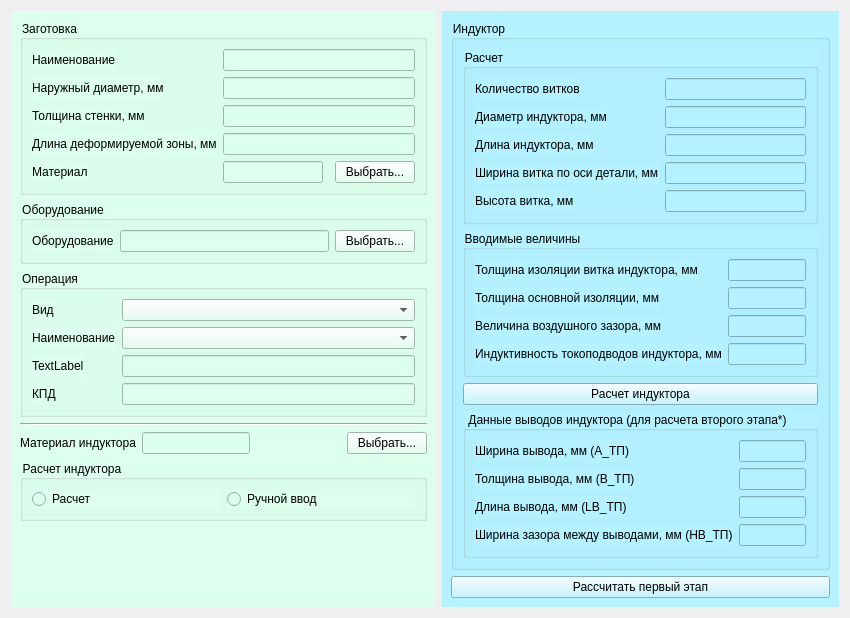
This is gui/InitialParameters.ui in Kroshy1984/MIOM as Qt 5 draws it before an edit. The edited form follows.
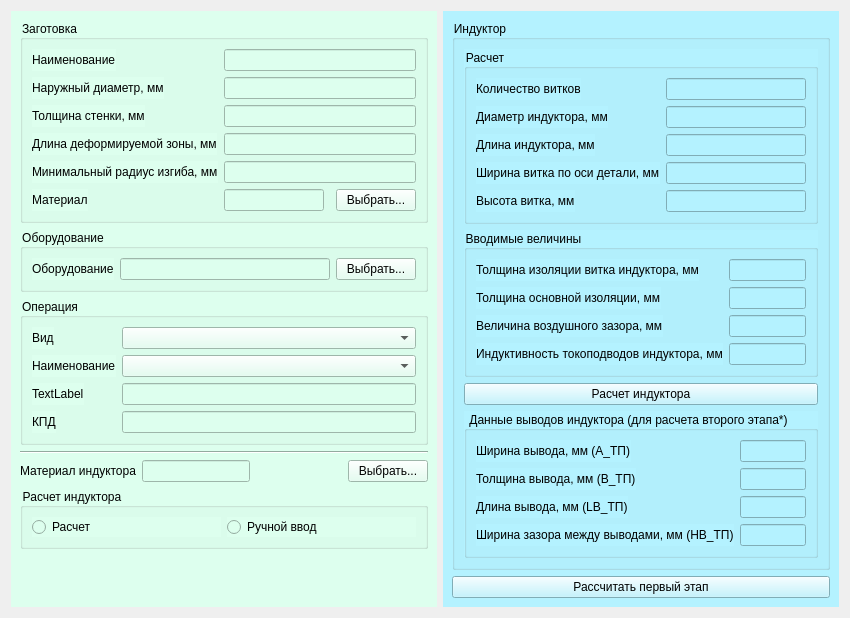
This is the edited form.

Commit message: Add PM window

What changed in the file:
```diff
--- a/gui/InitialParameters.ui
+++ b/gui/InitialParameters.ui
@@ -67,7 +67,7 @@
            </property>
           </widget>
          </item>
-         <item row="4" column="0">
+         <item row="5" column="0">
           <widget class="QLabel" name="label_5">
            <property name="text">
             <string>Материал</string>
@@ -83,7 +83,7 @@
          <item row="3" column="1">
           <widget class="QLineEdit" name="lineEditLengthDeform"/>
          </item>
-         <item row="4" column="1">
+         <item row="5" column="1">
           <layout class="QHBoxLayout" name="horizontalLayout_4">
            <item>
             <widget class="QLineEdit" name="lineEditBilletMaterial">
@@ -117,6 +117,16 @@
            </item>
           </layout>
          </item>
+         <item row="4" column="0">
+          <widget class="QLabel" name="label_21">
+           <property name="text">
+            <string>Минимальный радиус изгиба, мм</string>
+           </property>
+          </widget>
+         </item>
+         <item row="4" column="1">
+          <widget class="QLineEdit" name="lineEditRMGD"/>
+         </item>
         </layout>
        </widget>
       </item>
```
The commit also changes 6 other files.
